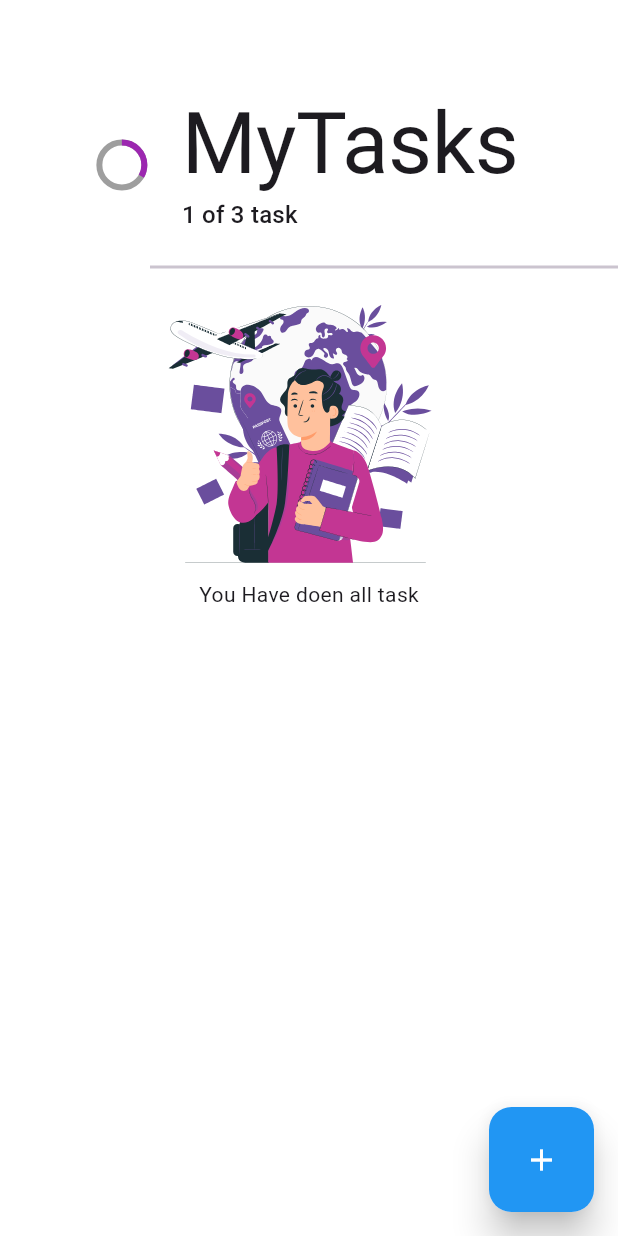
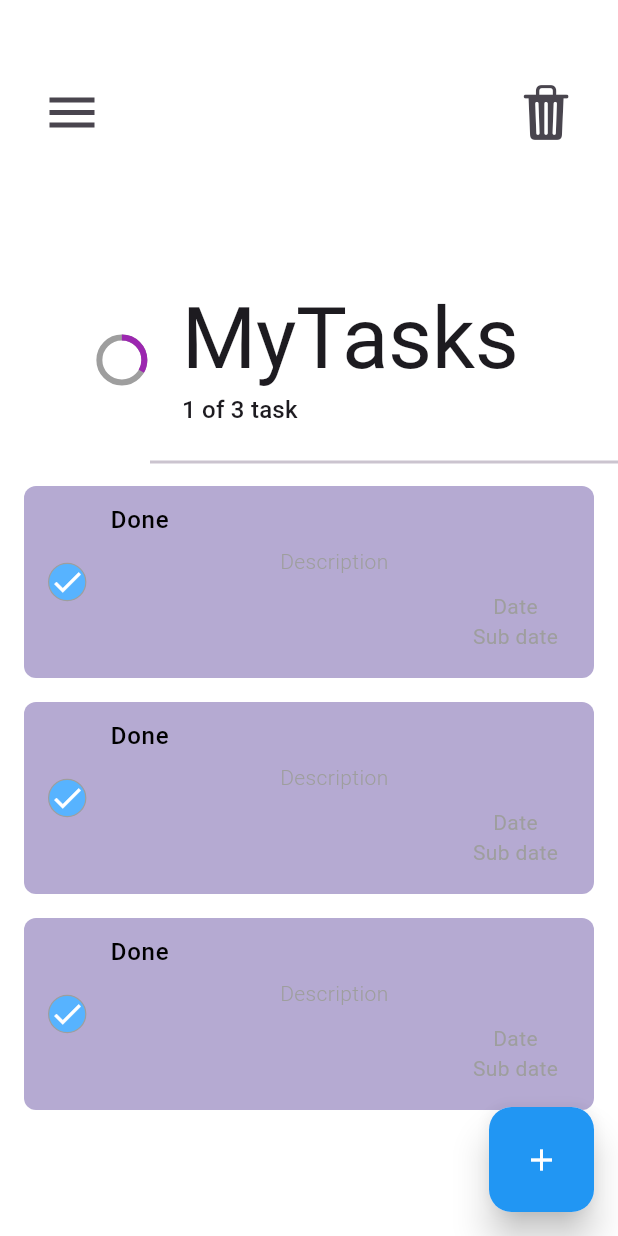
Before and after one commit to Kartik18-bit-hue/notesapp, a Flutter app: the TaskScreen screen opened directly, on a phone screen of 412 x 824 dp. Run offline on Flutter 3.47's test engine with Material 3 defaults, Android fonts, the phone set to English and light mode, and no system bars; drawn by our look-alikes of flutter_slider_drawer; our stand-ins replace animate_do, hive_flutter, lottie; missing offline and left inert: flutter_cupertino_date_picker_fork; accounts and stored records are empty.

Commit message:
Created new file and add datetime format

```diff
--- /dev/null
+++ b/lib/home_app_bar.dart
@@ -0,0 +1,80 @@
+import 'package:flutter/cupertino.dart';
+import 'package:flutter/material.dart';
+import 'package:flutter_slider_drawer/flutter_slider_drawer.dart';
+
+class HomeAppBar extends StatefulWidget {
+  const HomeAppBar({super.key, required this.drawerkey});
+
+  final GlobalKey<SliderDrawerState> drawerkey;
+
+  @override
+  State<HomeAppBar> createState() => _HomeAppBarState();
+}
+
+class _HomeAppBarState extends State<HomeAppBar>
+    with SingleTickerProviderStateMixin {
+  late AnimationController animateController;
+  bool isDrawerOpen = false;
+
+  @override
+  void initState() {
+    animateController = AnimationController(
+      vsync: this,
+      duration: const Duration(seconds: 1),
+    );
+    super.initState();
+  }
+
+  @override
+  void dispose() {
+    animateController.dispose();
+    super.dispose();
+  }
+
+  void onDrawerToggle() {
+    setState(() {
+      isDrawerOpen = !isDrawerOpen;
+      if (isDrawerOpen) {
+        animateController.forward();
+        widget.drawerkey.currentState!.openSlider();
+      } else {
+        animateController.reverse();
+        widget.drawerkey.currentState!.closeSlider();
+      }
+    });
+  }
+
+  @override
+  Widget build(BuildContext context) {
+    return SizedBox(
+      width: double.infinity,
+      height: 130,
+      child: Padding(
+        padding: const EdgeInsets.only(top: 20),
+        child: Row(
+          mainAxisAlignment: MainAxisAlignment.spaceBetween,
+          children: [
+            Padding(
+              padding: const EdgeInsets.only(left: 20),
+              child: IconButton(
+                onPressed: onDrawerToggle,
+                icon: AnimatedIcon(
+                  icon: AnimatedIcons.menu_close,
+                  progress: animateController,
+                  size: 40,
+                ),
+              ),
+            ),
+            Padding(
+              padding: const EdgeInsets.only(right: 20),
+              child: IconButton(
+                onPressed: () {},
+                icon: Icon(CupertinoIcons.trash_fill, size: 40),
+              ),
+            ),
+          ],
+        ),
+      ),
+    );
+  }
+}
--- a/lib/main.dart
+++ b/lib/main.dart
@@ -1,6 +1,7 @@
 
 import 'package:flutter/material.dart';
 import 'package:notes/drawer_screen.dart';
+import 'package:notes/task_view.dart';
 
 
  void main() => runApp(MainApp());
@@ -18,7 +19,7 @@ class MainApp extends StatelessWidget {
         useMaterial3: true,
       ),
       // Use StreamBuilder to listen for authentication state changes
-      home:  DrawerScreen(),
+      home:  TaskView(),
     );
   }
 }
--- a/lib/screens/home.dart
+++ b/lib/screens/home.dart
@@ -100,7 +100,7 @@ class _HomeScreenState extends State<HomeScreen> {
                     width: 40,
                     height: 40,
                     decoration: BoxDecoration(
-                      color: Colors.grey.shade800.withOpacity(.8),
+                      color: Colors.grey,
                       borderRadius: BorderRadius.circular(10),
                     ),
                     child: const Icon(Icons.sort, color: Colors.white),
--- a/lib/screens/task_screen.dart
+++ b/lib/screens/task_screen.dart
@@ -1,10 +1,15 @@
 import 'package:animate_do/animate_do.dart';
 import 'package:flutter/material.dart';
+import 'package:flutter_slider_drawer/flutter_slider_drawer.dart';
 
 import 'package:lottie/lottie.dart';
 import 'package:notes/consstants.dart';
+import 'package:notes/drawer_screen.dart';
 
 import 'package:notes/extensions/space_exs.dart';
+import 'package:notes/home_app_bar.dart';
+import 'package:notes/task_drawer.dart';
+
 import 'package:notes/utils/app_str.dart';
 
 import 'package:notes/widget/fab.dart';
@@ -18,14 +23,30 @@ class TaskScreen extends StatefulWidget {
 }
 
 class _TaskScreenState extends State<TaskScreen> {
-  final List<int> testing = [];
+  final GlobalKey<SliderDrawerState> drawerkey = GlobalKey<SliderDrawerState>();
+  final List<int> testing = [2, 323, 23];
   @override
   Widget build(BuildContext context) {
     TextTheme textTheme = Theme.of(context).textTheme;
     return Scaffold(
       backgroundColor: Colors.white,
       floatingActionButton: const Fab(),
-      body: SizedBox(
+      body: SliderDrawer(
+        key: drawerkey,
+        isDraggable: false,
+        animationDuration: 1000,
+
+        /// Drawer
+        slider: TaskDrawer(),
+
+        appBar: HomeAppBar(drawerkey: drawerkey),
+        child: _buildHomeBody(textTheme),
+      ),
+    );
+  }
+
+  Widget _buildHomeBody(TextTheme textTheme) {
+    return SizedBox(
       width: double.infinity,
       height: double.infinity,
       child: Column(
@@ -66,13 +87,16 @@ class _TaskScreenState extends State<TaskScreen> {
             ),
           ),
           const Padding(
-              padding: const EdgeInsets.only(top: 10),
+            padding: EdgeInsets.only(top: 10),
             child: Divider(thickness: 2, indent: 100),
           ),
           SizedBox(
             width: double.infinity,
             height: 745,
-              child: testing.isNotEmpty? ListView.builder(
+            child:
+                testing.isNotEmpty
+                    /// Task List is not empty
+                    ? ListView.builder(
                       itemCount: testing.length,
                       scrollDirection: Axis.vertical,
                       itemBuilder: (context, index) {
@@ -84,7 +108,10 @@ class _TaskScreenState extends State<TaskScreen> {
                           background: Row(
                             mainAxisAlignment: MainAxisAlignment.center,
                             children: [
-                        const Icon(Icons.delete_outline, color: Colors.grey),
+                              const Icon(
+                                Icons.delete_outline,
+                                color: Colors.grey,
+                              ),
                               8.w,
                               const Text(
                                 AppStr.deletedTask,
@@ -96,7 +123,9 @@ class _TaskScreenState extends State<TaskScreen> {
                           child: TaskWidget(),
                         );
                       },
-              ): SingleChildScrollView(
+                    )
+                    : SingleChildScrollView(
+                      /// Task list is empty
                       child: Column(
                         mainAxisAlignment: MainAxisAlignment.center,
                         children: [
@@ -104,16 +133,22 @@ class _TaskScreenState extends State<TaskScreen> {
                             child: SizedBox(
                               width: 200,
                               height: 200,
-                      child: Lottie.asset(lottieURL, animate: testing.isNotEmpty ? false : true,)),
+                              child: Lottie.asset(
+                                lottieURL,
+                                animate: testing.isNotEmpty ? false : true,
                               ),
-                  Text(AppStr.doneAllTask,)
+                            ),
+                          ),
+                          FadeInUp(
+                            from: 30,
+                            child: const Text(AppStr.doneAllTask),
+                          ),
                         ],
                       ),
                     ),
           ),
         ],
       ),
-      ),
     );
   }
 }
--- a/lib/utils/app_str.dart
+++ b/lib/utils/app_str.dart
@@ -1,11 +1,11 @@
 class AppStr {
   static const String mainTitle = "MyTasks";
   static const String deletedTask = "This task was deleted";
-  static const String doneAllTask = "You Have doen all task";
+  static const String doneAllTask = "You Have Done All Task";
   static const String addNewTask = "Add New Task";
   static const String updateCurrentTask= "Update Task";
   static const String taskString = "Task";
-  static const String titleOfTitleTextField = "MyTasks";
+  static const String titleOfTitleTextField = "What are you planning";
   static const String addNote = "Add Note";
   static const String timeString = "Time";
   static const String dateString = "Date";
--- a/lib/widget/fab.dart
+++ b/lib/widget/fab.dart
@@ -1,18 +1,24 @@
 import 'dart:developer' show log;
 
+import 'package:flutter/cupertino.dart';
 import 'package:flutter/material.dart';
 import 'package:flutter/widgets.dart';
+import 'package:notes/task_view.dart';
+import 'package:notes/task_view_appbar.dart';
 
 class Fab extends StatelessWidget {
-  const Fab({
-    super.key,
-  });
+  const Fab({super.key});
 
   @override
   Widget build(BuildContext context) {
     return GestureDetector(
       onTap: () {
-        log("Task View");
+        Navigator.push(
+          context,
+          CupertinoPageRoute(builder: (_) => const TaskView(),
+          ),
+        );
+
       },
       child: Material(
         borderRadius: BorderRadius.circular(15),
--- a/pubspec.yaml
+++ b/pubspec.yaml
@@ -89,6 +89,7 @@ flutter:
   assets:
 
     - assets/lottie/
+    - assets/images/
 
   # An image asset can refer to one or more resolution-specific "variants", see
   # https://flutter.dev/to/resolution-aware-images
```
Also changed, not shown: lib/app_colors.dart (added, +9 -0 lines), lib/date_time_selection.dart (added, +48 -0 lines), lib/drawer_screen.dart (+5 -3 lines), lib/rep_textfield.dart (added, +46 -0 lines), lib/task_drawer.dart (added, +62 -0 lines), lib/task_view.dart (added, +188 -0 lines), lib/task_view_appbar.dart (added, +34 -0 lines), assets/lottie/images/avatar.jpg (added). Lines whose indentation alone changed are shown as unchanged.
